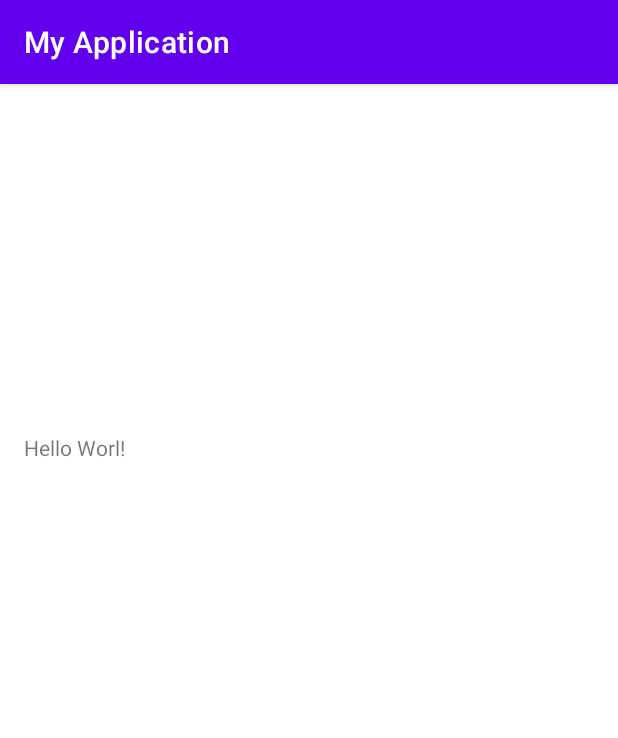
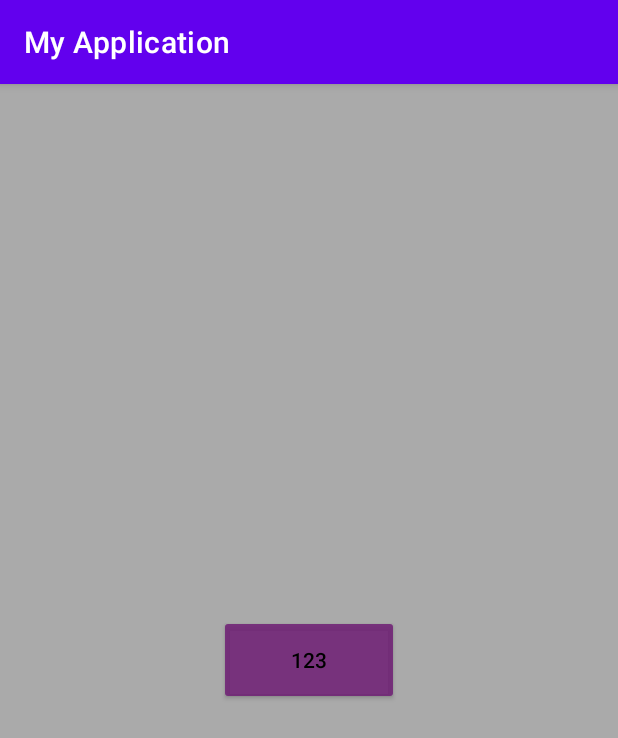
Before and after one commit to Oleg-home/projecttest, an Android app: the screen it shows after launch (MainActivity), on a phone screen of 412 x 824 dp. Shown: the top 738 px of the screen. Run offline under Robolectric (Android 15) with nearby library versions, the phone set to English and light mode, and no system bars.

Commit message:
эксперименты с боттом диалогом

```diff
--- a/app/src/main/java/com/example/myapplication/MainActivity.java
+++ b/app/src/main/java/com/example/myapplication/MainActivity.java
@@ -1,15 +1,38 @@
 package com.example.myapplication;
 
 import android.os.Bundle;
+import android.view.View;
+import android.view.WindowManager;
+import android.widget.Button;
+import android.widget.RelativeLayout;
 
 import androidx.appcompat.app.AppCompatActivity;
+import androidx.core.content.ContextCompat;
+
+import com.google.android.material.bottomsheet.BottomSheetDialog;
 
 public class MainActivity extends AppCompatActivity {
+
+    Button btn;
 
     @Override
     protected void onCreate(Bundle savedInstanceState) {
         super.onCreate(savedInstanceState);
         setContentView(R.layout.activity_main);
 
+        btn = findViewById(R.id.btn);
+        btn.setOnClickListener(v -> show());
+
+    }
+
+    private void show() {
+        BottomSheetDialog bosh = new BottomSheetDialog(this, R.style.bottomCustomStyle);
+        View view = getLayoutInflater().inflate(R.layout.bottom_dialog, findViewById(R.id.root));
+        bosh.setContentView(view);
+        bosh.show();
+
+        view.postDelayed(() -> {
+            view.findViewById(R.id.root).setBackgroundTintList(ContextCompat.getColorStateList(this, R.color.red));
+        }, 1000);
     }
 }
--- a/app/src/main/res/layout/activity_main.xml
+++ b/app/src/main/res/layout/activity_main.xml
@@ -1,20 +1,19 @@
 <?xml version="1.0" encoding="utf-8"?>
-<androidx.constraintlayout.widget.ConstraintLayout xmlns:android="http://schemas.android.com/apk/res/android"
-    xmlns:app="http://schemas.android.com/apk/res-auto"
+<RelativeLayout xmlns:android="http://schemas.android.com/apk/res/android"
     xmlns:tools="http://schemas.android.com/tools"
     android:layout_width="match_parent"
     android:layout_height="match_parent"
+    android:background="@android:color/darker_gray"
     tools:context=".MainActivity">
 
-    <TextView
-        android:layout_width="wrap_content"
-        android:layout_height="wrap_content"
-        android:text="Hello Worl!"
-        app:layout_constraintBottom_toBottomOf="parent"
-        app:layout_constraintHorizontal_bias="0.047"
-        app:layout_constraintLeft_toLeftOf="parent"
-        app:layout_constraintRight_toRightOf="parent"
-        app:layout_constraintTop_toTopOf="parent"
-        app:layout_constraintVertical_bias="0.311" />
+    <androidx.appcompat.widget.AppCompatButton
+        android:id="@+id/btn"
+        android:layout_width="120dp"
+        android:layout_height="60dp"
+        android:layout_centerInParent="true"
+        android:backgroundTint="#DD6F2075"
+        android:gravity="center"
+        android:text="123"
+        android:textColor="@color/black" />
 
-</androidx.constraintlayout.widget.ConstraintLayout>
+</RelativeLayout>
--- a/app/src/main/res/values/colors.xml
+++ b/app/src/main/res/values/colors.xml
@@ -7,4 +7,5 @@
     <color name="teal_700">#FF018786</color>
     <color name="black">#FF000000</color>
     <color name="white">#FFFFFFFF</color>
+    <color name="red">#FF0000</color>
 </resources>
--- a/app/src/main/res/values/themes.xml
+++ b/app/src/main/res/values/themes.xml
@@ -13,4 +13,12 @@
         <item name="android:statusBarColor" tools:targetApi="l">?attr/colorPrimaryVariant</item>
         <!-- Customize your theme here. -->
     </style>
+
+    <style name="bottomCustomStyle" parent="Theme.Design.BottomSheetDialog">
+        <item name="bottomSheetStyle">@style/bottomSheetStyle</item>
+    </style>
+
+    <style name="bottomSheetStyle" parent="Widget.Design.BottomSheet.Modal">
+        <item name="background">@android:color/transparent</item>
+    </style>
 </resources>
```
Also changed, not shown: app/src/main/res/drawable/bottom_sheet_background.xml (added, +8 -0 lines), app/src/main/res/layout/bottom_dialog.xml (added, +36 -0 lines).
